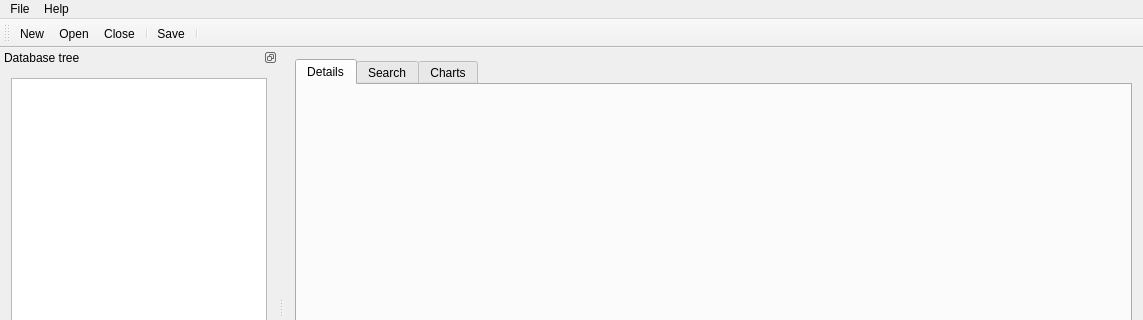
Above: picsou/ui/mainwindow.ui from koromodako/picsou before the change; both pictures show x 0 to 1143 and y 0 to 320 of the 1143 by 588 pixel window. Below: the same form after it.
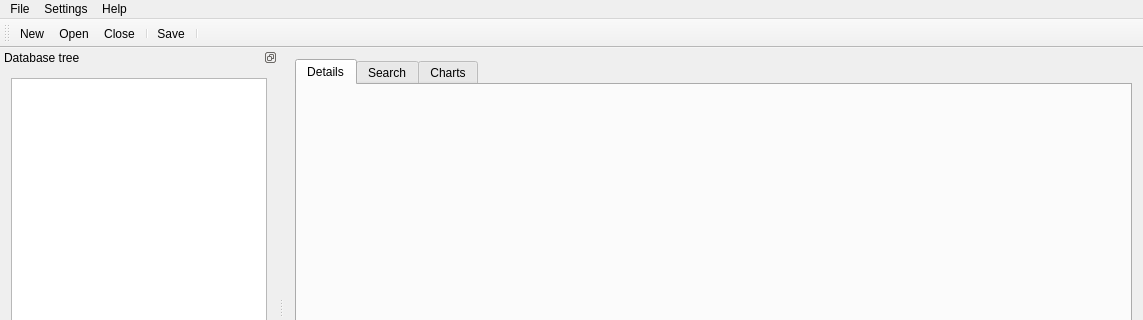
That is the form after the change. The open tabs and pages were chosen to show the change. Icons and pictures are not drawn.

The edit to the form file:
```diff
--- a/picsou/ui/mainwindow.ui
+++ b/picsou/ui/mainwindow.ui
@@ -114,7 +114,14 @@
     <addaction name="action_star_me_on_github"/>
     <addaction name="action_license"/>
    </widget>
+   <widget class="QMenu" name="settings_menu">
+    <property name="title">
+     <string>Settings</string>
+    </property>
+    <addaction name="action_preferences"/>
+   </widget>
    <addaction name="file_menu"/>
+   <addaction name="settings_menu"/>
    <addaction name="help_menu"/>
   </widget>
   <widget class="QToolBar" name="toolbar">
```
Left out of the diff: 26 changed lines with no effect on the pictures.
